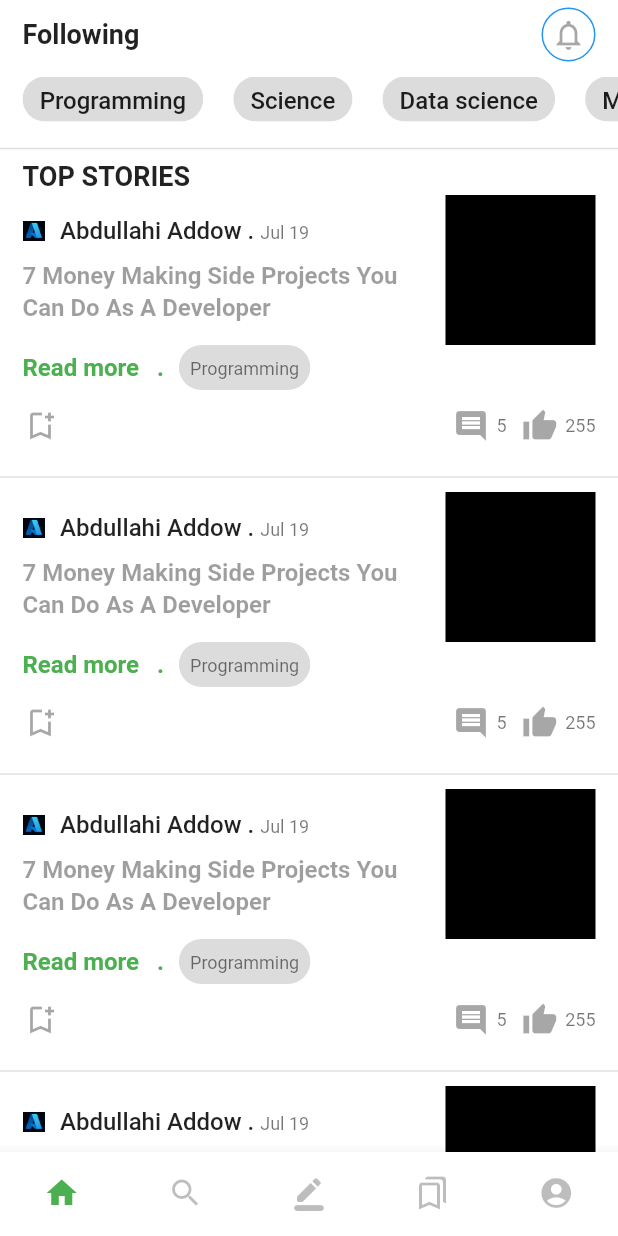
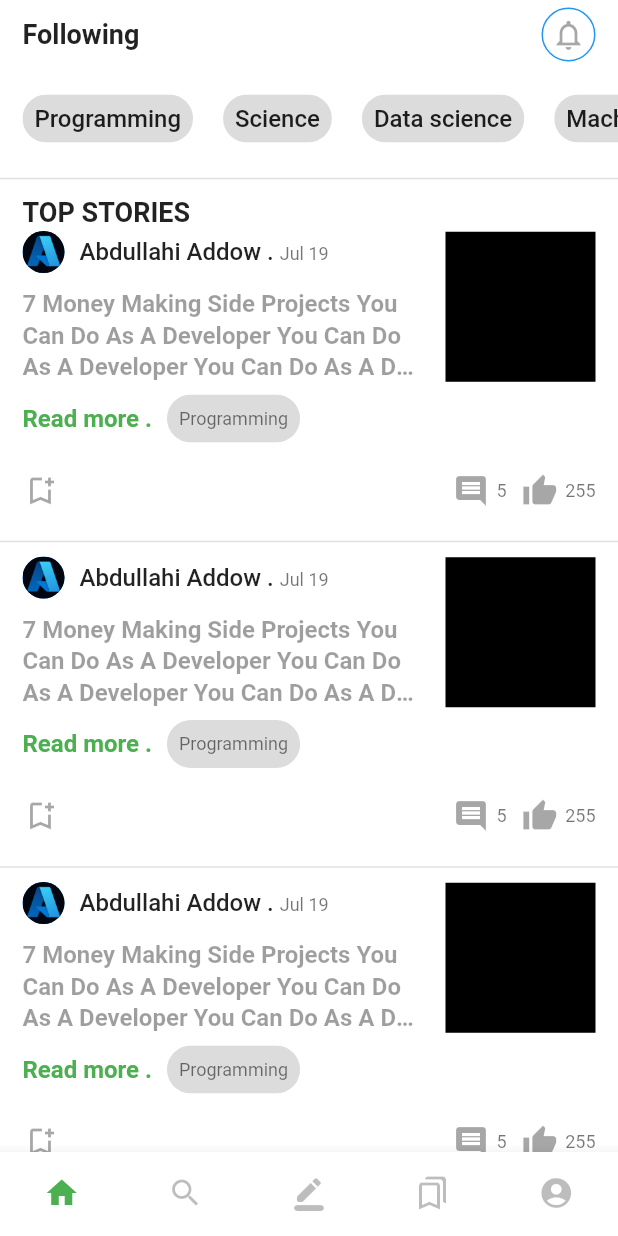
Before and after one commit to Add00w/hebr, a Flutter app: the screen it shows after launch, on a phone screen of 412 x 824 dp. Run offline on Flutter 3.47's test engine with Material 2 defaults, Android fonts, the phone set to English and light mode, and no system bars; drawn by our look-alikes of badges; our stand-ins replace bloc, easy_localization, firebase_auth, firebase_core, flutter_bloc, google_fonts and 1 more; missing offline and left inert: flutter_quill; accounts and stored records are empty; Roboto replaces fonts that are missing (Cairo).

Commit message:
articles and home refinement .

```diff
--- a/lib/features/home/ui/pages/home_page.dart
+++ b/lib/features/home/ui/pages/home_page.dart
@@ -17,8 +17,7 @@ class HomePage extends StatelessWidget {
   Widget build(BuildContext context) {
     return Scaffold(
       backgroundColor: Theme.of(context).colorScheme.surface,
-      body: SingleChildScrollView(
-        child: SafeArea(
+      body: SafeArea(
         child: Column(
           crossAxisAlignment: CrossAxisAlignment.start,
           children: [
@@ -52,16 +51,19 @@ class HomePage extends StatelessWidget {
                 ],
               ),
             ),
-              SizedBox(
-                height: 30,
+            Expanded(
               child: ListView.builder(
                 itemCount: _followingTopics.length,
-                  shrinkWrap: true,
                 scrollDirection: Axis.horizontal,
                 itemBuilder: (context, index) {
                   return Padding(
                     padding: const EdgeInsets.only(left: 15, right: 5),
                     child: Chip(
+                      padding: EdgeInsets.zero,
+                      labelPadding: const EdgeInsets.only(
+                        right: 8,
+                        left: 8,
+                      ),
                       label: Text(
                         _followingTopics[index],
                       ),
@@ -70,8 +72,9 @@ class HomePage extends StatelessWidget {
                 },
               ),
             ),
-              const SizedBox(height: 10),
+            const SizedBox(height: 4),
             myDivider(),
+            const SizedBox(height: 4),
             Padding(
               padding: const EdgeInsets.only(left: 15),
               child: Text(
@@ -79,15 +82,15 @@ class HomePage extends StatelessWidget {
                 style: Theme.of(context).textTheme.headline6,
               ),
             ),
-              ListView.separated(
-                shrinkWrap: true,
-                physics: const NeverScrollableScrollPhysics(),
+            Expanded(
+              flex: 11,
+              child: ListView.separated(
                 itemBuilder: (context, index) => const ArticleWidget(),
                 separatorBuilder: (context, index) => myDivider(),
                 itemCount: 5,
               ),
+            ),
           ],
-          ),
         ),
       ),
     );
--- a/lib/features/home/ui/widgets/article_widget.dart
+++ b/lib/features/home/ui/widgets/article_widget.dart
@@ -7,23 +7,24 @@ class ArticleWidget extends StatelessWidget {
 
   @override
   Widget build(BuildContext context) {
-    return Container(
-      padding: const EdgeInsets.symmetric(horizontal: 15),
-      margin: const EdgeInsets.symmetric(vertical: 2),
+    return Padding(
+      padding: const EdgeInsets.symmetric(
+        horizontal: 15,
+        vertical: 2,
+      ),
       child: Column(
         children: [
           Row(
             children: [
               Flexible(
                 child: Column(
-                  mainAxisSize: MainAxisSize.min,
                   children: [
                     Row(
                       children: [
-                        SizedBox(
-                          height: 15,
-                          width: 15,
-                          child: Image.asset('assets/images/new_azure_a.png'),
+                        const CircleAvatar(
+                          foregroundImage:
+                              AssetImage('assets/images/new_azure_a.png'),
+                          radius: 14,
                         ),
                         const SizedBox(width: 10),
                         Expanded(
@@ -50,8 +51,8 @@ class ArticleWidget extends StatelessWidget {
                     ),
                     const SizedBox(height: 10),
                     Text(
-                      '7 Money Making Side Projects You Can Do As A Developer',
-                      maxLines: 2,
+                      '7 Money Making Side Projects You Can Do As A Developer You Can Do As A Developer You Can Do As A Developer.',
+                      maxLines: 3,
                       overflow: TextOverflow.ellipsis,
                       style: Theme.of(context)
                           .textTheme
@@ -71,27 +72,23 @@ class ArticleWidget extends StatelessWidget {
           ),
           Row(
             children: [
-              RichText(
-                text: TextSpan(
-                  text: 'Read more',
+              Text(
+                'Read more .',
                 style: Theme.of(context)
                     .textTheme
                     .bodyText2!
                     .copyWith(color: Colors.green),
-                  children: const [
-                    TextSpan(text: '   .'),
-                  ],
-                ),
               ),
               const SizedBox(width: 10),
-              SizedBox(
-                height: 30,
-                child: Chip(
+              Chip(
                 label: Text(
                   'Programming',
                   style: Theme.of(context).textTheme.caption,
                 ),
                 padding: EdgeInsets.zero,
+                labelPadding: const EdgeInsets.only(
+                  right: 8,
+                  left: 8,
                 ),
               ),
             ],
```
Lines whose indentation alone changed are shown as unchanged.
